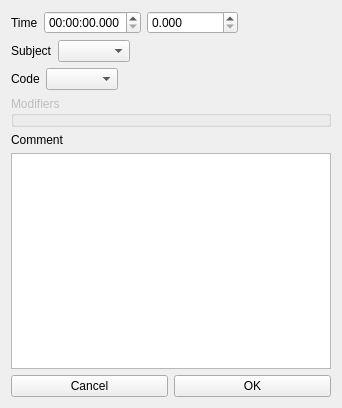
First picture: the form in edit_event.ui, repository olivierfriard/BORIS, before the edit.
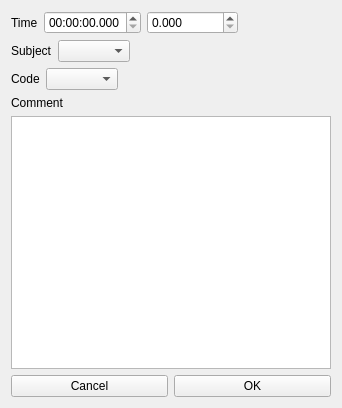
Second picture: the form after the edit.

```diff
--- a/edit_event.ui
+++ b/edit_event.ui
@@ -115,16 +115,6 @@
        </item>
       </layout>
      </item>
-     <item>
-      <widget class="QGroupBox" name="groupBox">
-       <property name="enabled">
-        <bool>false</bool>
-       </property>
-       <property name="title">
-        <string>Modifiers</string>
-       </property>
-      </widget>
-     </item>
      <item>
       <widget class="QLabel" name="label_4">
        <property name="text">
```
